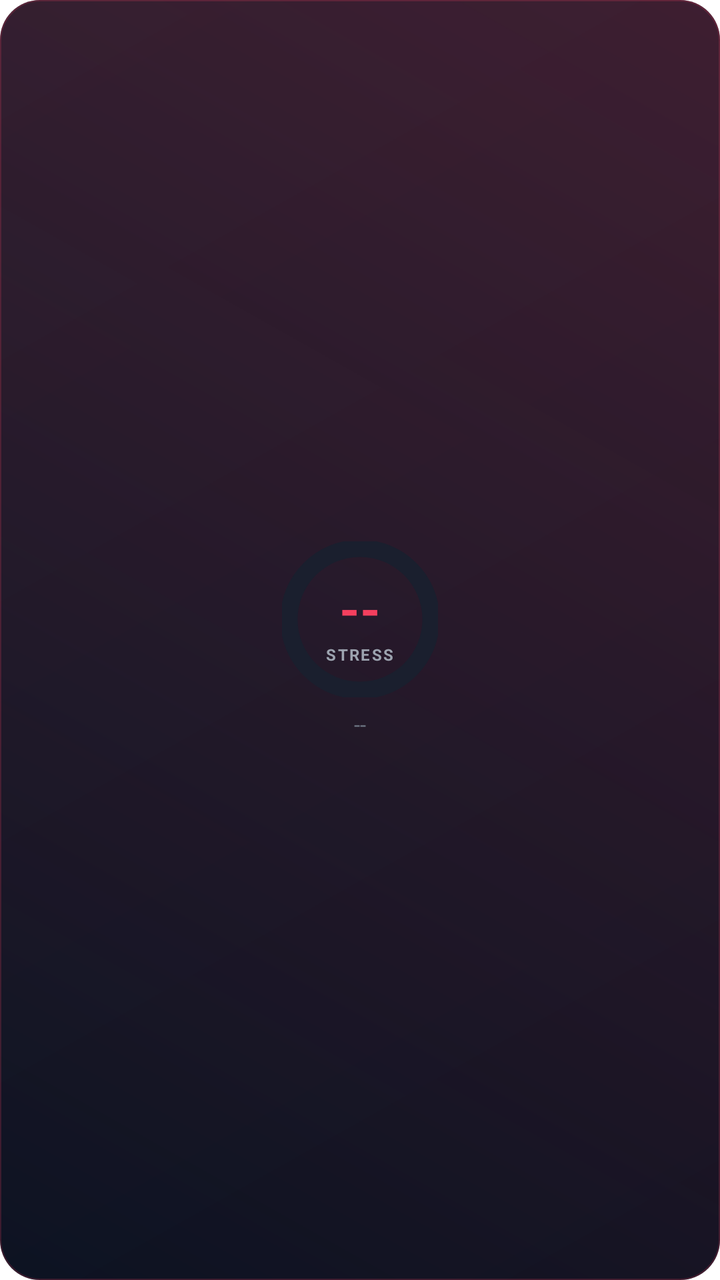
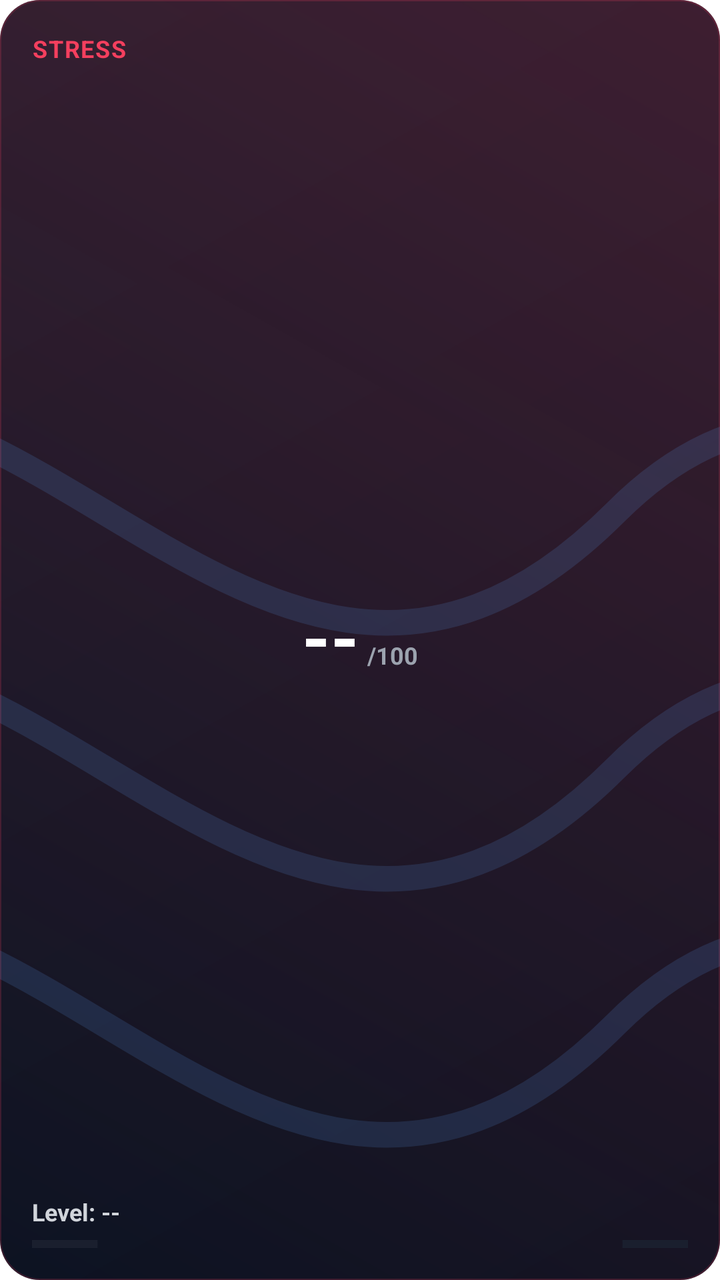

Two renders of the same Android screen: before a commit and after it. Below are the layout's source before the change and the commit's diff.
<!-- AndroidManifest.xml: fallback theme Theme.MaterialComponents.DayNight.NoActionBar -->
<!-- res/layout/widget_stress.xml -->
<?xml version="1.0" encoding="utf-8"?>
<FrameLayout xmlns:android="http://schemas.android.com/apk/res/android"
    android:id="@+id/widget_root"
    android:layout_width="match_parent"
    android:layout_height="match_parent"
    android:background="@drawable/widget_bg_dark"
    android:padding="16dp">

    <LinearLayout
        android:layout_width="wrap_content"
        android:layout_height="wrap_content"
        android:layout_gravity="center"
        android:gravity="center_horizontal"
        android:orientation="vertical">

        <FrameLayout
            android:layout_width="78dp"
            android:layout_height="78dp">

            <ProgressBar
                android:id="@+id/stress_progress"
                style="?android:attr/progressBarStyleHorizontal"
                android:layout_width="78dp"
                android:layout_height="78dp"
                android:indeterminate="false"
                android:max="100"
                android:progress="0"
                android:progressDrawable="@drawable/widget_circular_progress_red" />

            <LinearLayout
                android:layout_width="match_parent"
                android:layout_height="match_parent"
                android:gravity="center"
                android:orientation="vertical">

                <TextView
                    android:id="@+id/widget_stress_score"
                    android:layout_width="wrap_content"
                    android:layout_height="wrap_content"
                    android:text="--"
                    android:textColor="#F43F5E"
                    android:textSize="26sp"
                    android:textStyle="bold" />

                <TextView
                    android:layout_width="wrap_content"
                    android:layout_height="wrap_content"
                    android:text="STRESS"
                    android:textAllCaps="true"
                    android:textColor="#9CA3AF"
                    android:textSize="8sp"
                    android:textStyle="bold"
                    android:letterSpacing="0.1" />

            </LinearLayout>

        </FrameLayout>

        <TextView
            android:id="@+id/widget_stress_level"
            android:layout_width="wrap_content"
            android:layout_height="wrap_content"
            android:layout_marginTop="6dp"
            android:text="--"
            android:textColor="#6B7280"
            android:textSize="11sp" />

    </LinearLayout>

</FrameLayout>
<!-- resources referenced by this layout -->
<resources>
  <!-- drawable widget_bg_dark (drawable) -->
  <?xml version="1.0" encoding="utf-8"?>
  <layer-list xmlns:android="http://schemas.android.com/apk/res/android">
  
      
      <item>
          <shape android:shape="rectangle">
              <gradient
                  android:startColor="#0B1120"
                  android:endColor="#111827"
                  android:angle="135"
                  android:type="linear" />
              <corners android:radius="20dp" />
          </shape>
      </item>
  
      
      <item>
          <shape android:shape="rectangle">
              <gradient
                  android:startColor="#33F43F5E"
                  android:endColor="#00000000"
                  android:angle="225"
                  android:type="linear" />
              <corners android:radius="20dp" />
          </shape>
      </item>
  
      
      <item>
          <shape android:shape="rectangle">
              <stroke
                  android:width="0.5dp"
                  android:color="#33F43F5E" />
              <corners android:radius="20dp" />
              <solid android:color="@android:color/transparent" />
          </shape>
      </item>
  
  </layer-list>
  <!-- drawable widget_circular_progress_red (drawable) -->
  <?xml version="1.0" encoding="utf-8"?>
  <layer-list xmlns:android="http://schemas.android.com/apk/res/android">
  
      
      <item>
          <shape
              android:shape="ring"
              android:innerRadiusRatio="2.5"
              android:thicknessRatio="9"
              android:useLevel="false">
              <solid android:color="#1A1F2E" />
          </shape>
      </item>
  
      
      <item>
          <rotate
              android:fromDegrees="270"
              android:toDegrees="270"
              android:pivotX="50%"
              android:pivotY="50%">
              <shape
                  android:shape="ring"
                  android:innerRadiusRatio="2.5"
                  android:thicknessRatio="9"
                  android:useLevel="true">
                  <solid android:color="#F43F5E" />
              </shape>
          </rotate>
      </item>
  
  </layer-list>
</resources>

<!-- the commit's change to res/layout/widget_stress.xml (unified diff, before → after) -->
@@ -3,68 +3,87 @@
     android:id="@+id/widget_root"
     android:layout_width="match_parent"
     android:layout_height="match_parent"
-    android:background="@drawable/widget_bg_dark"
-    android:padding="16dp">
+    android:background="@drawable/widget_bg_dark">
 
-    <LinearLayout
-        android:layout_width="wrap_content"
-        android:layout_height="wrap_content"
-        android:layout_gravity="center"
-        android:gravity="center_horizontal"
-        android:orientation="vertical">
+    <ImageView
+        android:layout_width="match_parent"
+        android:layout_height="match_parent"
+        android:src="@drawable/vector_stress_bg"
+        android:scaleType="centerCrop" />
 
-        <FrameLayout
-            android:layout_width="78dp"
-            android:layout_height="78dp">
+    <RelativeLayout
+        android:layout_width="match_parent"
+        android:layout_height="match_parent"
+        android:padding="16dp">
 
-            <ProgressBar
-                android:id="@+id/stress_progress"
-                style="?android:attr/progressBarStyleHorizontal"
-                android:layout_width="78dp"
-                android:layout_height="78dp"
-                android:indeterminate="false"
-                android:max="100"
-                android:progress="0"
-                android:progressDrawable="@drawable/widget_circular_progress_red" />
+        <TextView
+            android:layout_width="wrap_content"
+            android:layout_height="wrap_content"
+            android:layout_alignParentTop="true"
+            android:layout_alignParentStart="true"
+            android:text="STRESS"
+            android:textColor="#F43F5E"
+            android:textSize="12sp"
+            android:textStyle="bold"
+            android:letterSpacing="0.05" />
+
+        <LinearLayout
+            android:layout_width="wrap_content"
+            android:layout_height="wrap_content"
+            android:layout_centerInParent="true"
+            android:orientation="vertical"
+            android:gravity="center">
 
             <LinearLayout
-                android:layout_width="match_parent"
-                android:layout_height="match_parent"
-                android:gravity="center"
-                android:orientation="vertical">
-
+                android:layout_width="wrap_content"
+                android:layout_height="wrap_content"
+                android:orientation="horizontal"
+                android:gravity="bottom">
                 <TextView
                     android:id="@+id/widget_stress_score"
                     android:layout_width="wrap_content"
                     android:layout_height="wrap_content"
                     android:text="--"
-                    android:textColor="#F43F5E"
-                    android:textSize="26sp"
-                    android:textStyle="bold" />
-
+                    android:textColor="#FFFFFF"
+                    android:textSize="36sp"
+                    android:textStyle="bold"
+                    android:includeFontPadding="false" />
                 <TextView
                     android:layout_width="wrap_content"
                     android:layout_height="wrap_content"
-                    android:text="STRESS"
-                    android:textAllCaps="true"
+                    android:layout_marginStart="4dp"
+                    android:text="/100"
                     android:textColor="#9CA3AF"
-                    android:textSize="8sp"
-                    android:textStyle="bold"
-                    android:letterSpacing="0.1" />
+                    android:textSize="12sp"
+                    android:textStyle="bold" />
+            </LinearLayout>
+        </LinearLayout>
 
-            </LinearLayout>
+        <LinearLayout
+            android:layout_width="match_parent"
+            android:layout_height="wrap_content"
+            android:layout_alignParentBottom="true"
+            android:orientation="vertical">
 
-        </FrameLayout>
+            <TextView
+                android:id="@+id/widget_stress_level"
+                android:layout_width="wrap_content"
+                android:layout_height="wrap_content"
+                android:text="Level: --"
+                android:textColor="#D1D5DB"
+                android:textSize="12sp"
+                android:textStyle="bold"
+                android:layout_marginBottom="6dp" />
 
-        <TextView
-            android:id="@+id/widget_stress_level"
-            android:layout_width="wrap_content"
-            android:layout_height="wrap_content"
-            android:layout_marginTop="6dp"
-            android:text="--"
-            android:textColor="#6B7280"
-            android:textSize="11sp" />
-
-    </LinearLayout>
-
+            <ProgressBar
+                android:id="@+id/stress_progress"
+                style="?android:attr/progressBarStyleHorizontal"
+                android:layout_width="match_parent"
+                android:layout_height="4dp"
+                android:indeterminate="false"
+                android:max="100"
+                android:progress="0"
+                android:progressDrawable="@drawable/widget_circular_progress_red" />
+        </LinearLayout>
+    </RelativeLayout>
 </FrameLayout>
<!-- resource entries referenced after the edit -->
@@ -1,5 +1,32 @@
 <!-- resources referenced by this layout -->
 <resources>
+  <!-- drawable vector_stress_bg (drawable) -->
+  <vector xmlns:android="http://schemas.android.com/apk/res/android"
+      android:width="200dp"
+      android:height="200dp"
+      android:viewportWidth="200"
+      android:viewportHeight="200"
+      android:alpha="0.15">
+      
+      <path
+          android:strokeColor="#60A5FA"
+          android:strokeWidth="4"
+          android:strokeLineCap="round"
+          android:strokeLineJoin="round"
+          android:pathData="M -20,80 C 40,20 80,140 140,80 C 180,40 220,100 220,100" />
+      <path
+          android:strokeColor="#60A5FA"
+          android:strokeWidth="4"
+          android:strokeLineCap="round"
+          android:strokeLineJoin="round"
+          android:pathData="M -20,120 C 40,60 80,180 140,120 C 180,80 220,140 220,140" />
+      <path
+          android:strokeColor="#60A5FA"
+          android:strokeWidth="4"
+          android:strokeLineCap="round"
+          android:strokeLineJoin="round"
+          android:pathData="M -20,160 C 40,100 80,220 140,160 C 180,120 220,180 220,180" />
+  </vector>
   <!-- drawable widget_bg_dark (drawable) -->
   <?xml version="1.0" encoding="utf-8"?>
   <layer-list xmlns:android="http://schemas.android.com/apk/res/android">
